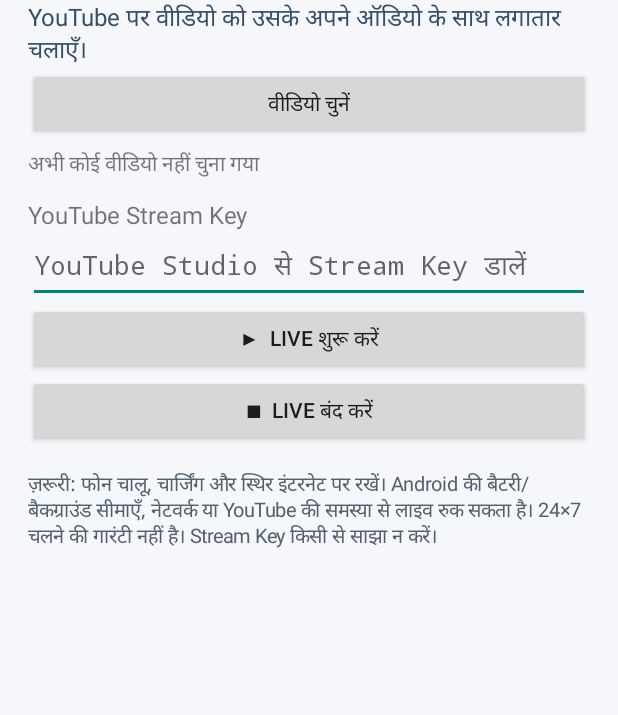
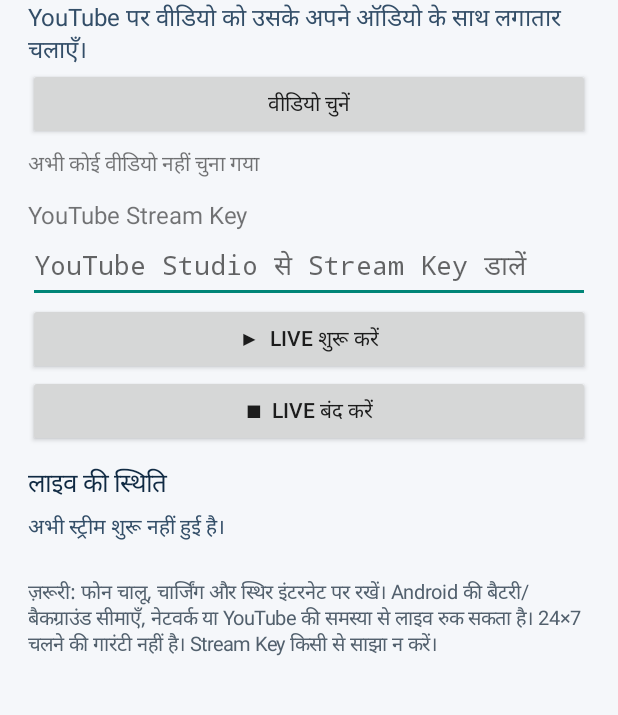
Before and after one commit to nareshdhakad241-cell/the-neutral-bharat-live-studio, an Android app: the screen it shows after launch (MainActivity), on a phone screen of 412 x 824 dp, the part 155-870 px from its top. Run offline under Robolectric (Android 15) with nearby library versions, the phone set to English and light mode, and no system bars; 2 statements that could not run were skipped.

Commit message:
Show live streaming status in app

```diff
--- a/app/src/main/java/com/neutralbharat/livestudio/MainActivity.java
+++ b/app/src/main/java/com/neutralbharat/livestudio/MainActivity.java
@@ -3,6 +3,9 @@ package com.neutralbharat.livestudio;
 import android.Manifest;
 import android.app.Activity;
 import android.content.Intent;
+import android.content.BroadcastReceiver;
+import android.content.Context;
+import android.content.IntentFilter;
 import android.net.Uri;
 import android.os.Build;
 import android.os.Bundle;
@@ -25,6 +28,13 @@ public class MainActivity extends Activity {
     private static final int ASK_NOTIFICATION = 102;
     private EditText keyInput;
     private TextView fileLabel;
+    private TextView statusLabel;
+    private boolean receiverRegistered = false;
+    private final BroadcastReceiver statusReceiver = new BroadcastReceiver() {
+        @Override public void onReceive(Context context, Intent intent) {
+            if (intent != null) showStatus(intent.getStringExtra(StreamService.EXTRA_STATUS));
+        }
+    };
     private File selectedVideo;
 
     @Override public void onCreate(Bundle state) {
@@ -86,6 +96,19 @@ public class MainActivity extends Activity {
         stop.setText("■  LIVE बंद करें");
         root.addView(stop);
 
+        TextView statusTitle = new TextView(this);
+        statusTitle.setText("लाइव की स्थिति");
+        statusTitle.setTextSize(17);
+        statusTitle.setTextColor(0xFF102A43);
+        statusTitle.setPadding(0, 18, 0, 4);
+        root.addView(statusTitle);
+        statusLabel = new TextView(this);
+        statusLabel.setText("अभी स्ट्रीम शुरू नहीं हुई है।");
+        statusLabel.setTextSize(14);
+        statusLabel.setTextColor(0xFF334E68);
+        statusLabel.setPadding(0, 4, 0, 12);
+        root.addView(statusLabel);
+
         TextView note = new TextView(this);
         note.setText("\nज़रूरी: फोन चालू, चार्जिंग और स्थिर इंटरनेट पर रखें। Android की बैटरी/बैकग्राउंड सीमाएँ, नेटवर्क या YouTube की समस्या से लाइव रुक सकता है। 24×7 चलने की गारंटी नहीं है। Stream Key किसी से साझा न करें।");
         note.setTextSize(13);
@@ -100,6 +123,27 @@ public class MainActivity extends Activity {
             Toast.makeText(this, "लाइव बंद करने का अनुरोध भेजा गया", Toast.LENGTH_SHORT).show();
         });
         setContentView(root);
+    }
+
+    @Override protected void onResume() {
+        super.onResume();
+        IntentFilter filter = new IntentFilter(StreamService.ACTION_STATUS);
+        if (Build.VERSION.SDK_INT >= 33) registerReceiver(statusReceiver, filter, Context.RECEIVER_NOT_EXPORTED);
+        else registerReceiver(statusReceiver, filter);
+        receiverRegistered = true;
+        showStatus(getSharedPreferences(StreamService.PREFS, MODE_PRIVATE).getString(StreamService.PREF_STATUS, "अभी स्ट्रीम शुरू नहीं हुई है।"));
+    }
+
+    @Override protected void onPause() {
+        if (receiverRegistered) {
+            unregisterReceiver(statusReceiver);
+            receiverRegistered = false;
+        }
+        super.onPause();
+    }
+
+    private void showStatus(String message) {
+        if (statusLabel != null && message != null && !message.trim().isEmpty()) statusLabel.setText(message);
     }
 
     @Override protected void onActivityResult(int requestCode, int resultCode, Intent data) {
@@ -149,6 +193,7 @@ public class MainActivity extends Activity {
         intent.putExtra(StreamService.EXTRA_KEY, key);
         if (Build.VERSION.SDK_INT >= 26) startForegroundService(intent); else startService(intent);
         keyInput.setText("");
+        showStatus("ऐप ने अनुरोध भेजा है। FFmpeg की पुष्टि का इंतज़ार करें...");
         Toast.makeText(this, "लाइव शुरू करने का अनुरोध भेजा गया", Toast.LENGTH_SHORT).show();
     }
 }
```
